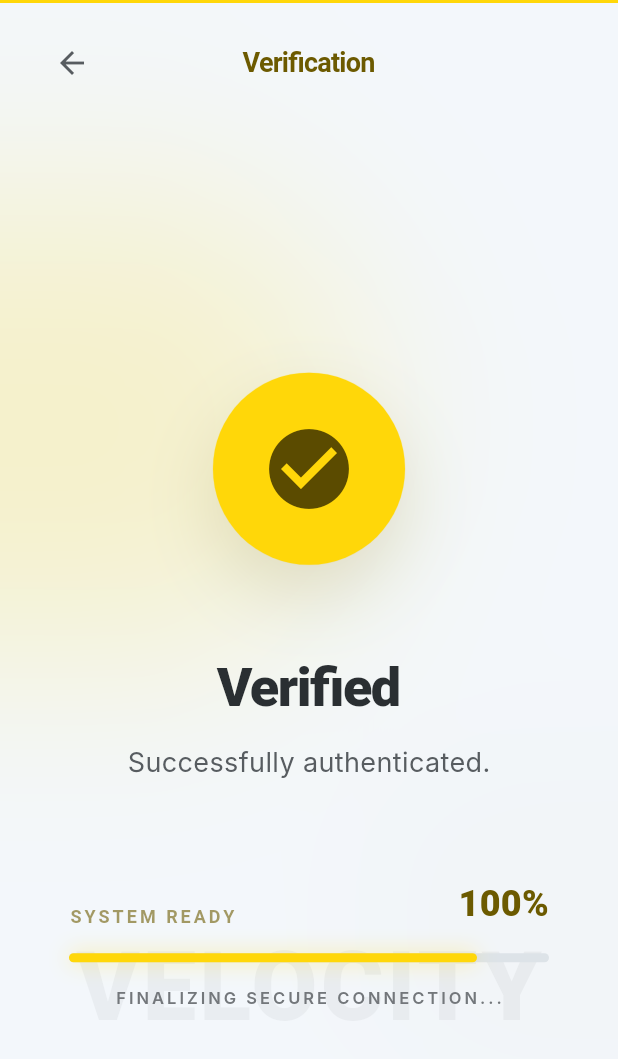
After one commit to emingarip/sports-app, a Flutter app: the VerificationSuccessScreen screen opened directly, on a phone screen of 412 x 824 dp. The commit adds this screen. Shown: the top 1059 px of the screen. Run offline on Flutter 3.47's test engine with Material 3 defaults, Android fonts, the phone set to English and light mode, and no system bars; network calls fail; Roboto replaces fonts that are missing (Inter, Lexend).

Commit message:
feat: implement Verification Success screen from Stitch and add auto-routing

```diff
--- a/lib/screens/verification_screen.dart
+++ b/lib/screens/verification_screen.dart
@@ -1,6 +1,6 @@
 import 'package:flutter/material.dart';
 import '../theme/app_theme.dart';
-import 'home_dashboard.dart';
+import 'verification_success_screen.dart';
 
 class VerificationScreen extends StatefulWidget {
   final String phoneNumber;
@@ -225,9 +225,8 @@ class _VerificationScreenState extends State<VerificationScreen> {
                             child: InkWell(
                               borderRadius: BorderRadius.circular(32),
                               onTap: _isFilled ? () {
-                                Navigator.of(context).pushAndRemoveUntil(
-                                  MaterialPageRoute(builder: (_) => const HomeDashboard()),
-                                  (route) => false,
+                                Navigator.of(context).pushReplacement(
+                                  MaterialPageRoute(builder: (_) => const VerificationSuccessScreen()),
                                 );
                               } : null,
                               child: Center(
--- /dev/null
+++ b/lib/screens/verification_success_screen.dart
@@ -0,0 +1,297 @@
+import 'package:flutter/material.dart';
+import 'dart:ui';
+import '../theme/app_theme.dart';
+import 'home_dashboard.dart';
+
+class VerificationSuccessScreen extends StatefulWidget {
+  const VerificationSuccessScreen({super.key});
+
+  @override
+  State<VerificationSuccessScreen> createState() => _VerificationSuccessScreenState();
+}
+
+class _VerificationSuccessScreenState extends State<VerificationSuccessScreen> with SingleTickerProviderStateMixin {
+  late AnimationController _pulseController;
+  late Animation<double> _pulseAnimation;
+
+  @override
+  void initState() {
+    super.initState();
+    _pulseController = AnimationController(
+      vsync: this,
+      duration: const Duration(seconds: 1),
+    )..repeat(reverse: true);
+
+    _pulseAnimation = Tween<double>(begin: 1.0, end: 1.25).animate(
+      CurvedAnimation(parent: _pulseController, curve: Curves.easeInOut),
+    );
+
+    // Auto navigate after 2.5 seconds
+    Future.delayed(const Duration(milliseconds: 2500), () {
+      if (mounted) {
+        Navigator.of(context).pushAndRemoveUntil(
+          MaterialPageRoute(builder: (_) => const HomeDashboard()),
+          (route) => false,
+        );
+      }
+    });
+  }
+
+  @override
+  void dispose() {
+    _pulseController.dispose();
+    super.dispose();
+  }
+
+  @override
+  Widget build(BuildContext context) {
+    return Scaffold(
+      backgroundColor: AppTheme.background,
+      body: SafeArea(
+        child: Stack(
+          children: [
+            // Background Orbs
+            Positioned(
+              top: MediaQuery.of(context).size.height * 0.15,
+              left: -80,
+              child: Container(
+                width: 320,
+                height: 320,
+                decoration: BoxDecoration(
+                  shape: BoxShape.circle,
+                  color: AppTheme.primaryContainer.withOpacity(0.2),
+                ),
+                child: BackdropFilter(
+                  filter: ImageFilter.blur(sigmaX: 50, sigmaY: 50),
+                  child: Container(color: Colors.transparent),
+                ),
+              ),
+            ),
+            Positioned(
+              bottom: MediaQuery.of(context).size.height * 0.1,
+              right: -80,
+              child: Container(
+                width: 256,
+                height: 256,
+                decoration: BoxDecoration(
+                  shape: BoxShape.circle,
+                  color: AppTheme.secondaryContainer.withOpacity(0.1),
+                ),
+                child: BackdropFilter(
+                  filter: ImageFilter.blur(sigmaX: 50, sigmaY: 50),
+                  child: Container(color: Colors.transparent),
+                ),
+              ),
+            ),
+
+            // Bottom "VELOCITY" Wordmark
+            Positioned(
+              bottom: 120,
+              left: 0,
+              right: 0,
+              child: Align(
+                alignment: Alignment.center,
+                child: Text(
+                  "VELOCITY",
+                  style: TextStyle(
+                    fontFamily: 'Lexend',
+                    fontSize: 64,
+                    fontWeight: FontWeight.w900,
+                    color: AppTheme.textHigh.withOpacity(0.05),
+                    letterSpacing: 2,
+                  ),
+                ),
+              ),
+            ),
+
+            Column(
+              children: [
+                // Top Accent Line
+                Container(
+                  height: 2,
+                  width: double.infinity,
+                  color: AppTheme.primaryContainer,
+                ),
+
+                // App Bar
+                Padding(
+                  padding: const EdgeInsets.symmetric(horizontal: 24, vertical: 16),
+                  child: Row(
+                    children: [
+                      IconButton(
+                        onPressed: () => Navigator.of(context).pop(),
+                        icon: const Icon(Icons.arrow_back, color: AppTheme.textMedium),
+                      ),
+                      const Expanded(
+                        child: Center(
+                          child: Text(
+                            "Verification",
+                            style: TextStyle(
+                              fontFamily: 'Lexend',
+                              fontSize: 18,
+                              fontWeight: FontWeight.bold,
+                              color: AppTheme.primary,
+                              letterSpacing: -0.5,
+                            ),
+                          ),
+                        ),
+                      ),
+                      const SizedBox(width: 48), // Balance for centering
+                    ],
+                  ),
+                ),
+
+                // Centered Content
+                Expanded(
+                  child: Center(
+                    child: Padding(
+                      padding: const EdgeInsets.symmetric(horizontal: 32),
+                      child: Column(
+                        mainAxisAlignment: MainAxisAlignment.center,
+                        children: [
+                          // Hero Animation
+                          SizedBox(
+                            width: 160,
+                            height: 160,
+                            child: Stack(
+                              alignment: Alignment.center,
+                              children: [
+                                AnimatedBuilder(
+                                  animation: _pulseAnimation,
+                                  builder: (context, child) {
+                                    return Transform.scale(
+                                      scale: _pulseAnimation.value,
+                                      child: Container(
+                                        width: 128,
+                                        height: 128,
+                                        decoration: BoxDecoration(
+                                          shape: BoxShape.circle,
+                                          color: AppTheme.primaryContainer.withOpacity(0.2),
+                                        ),
+                                      ),
+                                    );
+                                  },
+                                ),
+                                Container(
+                                  width: 128,
+                                  height: 128,
+                                  decoration: BoxDecoration(
+                                    shape: BoxShape.circle,
+                                    color: AppTheme.primaryContainer,
+                                    boxShadow: [
+                                      BoxShadow(color: AppTheme.primary.withOpacity(0.15), blurRadius: 40, offset: const Offset(0, 20)),
+                                    ],
+                                  ),
+                                  child: const Center(
+                                    child: Icon(Icons.check_circle, color: AppTheme.onPrimaryContainer, size: 64),
+                                  ),
+                                ),
+                              ],
+                            ),
+                          ),
+                          const SizedBox(height: 40),
+
+                          // Texts
+                          const Text(
+                            "Verified",
+                            style: TextStyle(
+                              fontFamily: 'Lexend',
+                              fontSize: 36,
+                              fontWeight: FontWeight.w800,
+                              color: AppTheme.textHigh,
+                              letterSpacing: -1,
+                            ),
+                          ),
+                          const SizedBox(height: 12),
+                          const Text(
+                            "Successfully authenticated.",
+                            style: TextStyle(
+                              fontFamily: 'Inter',
+                              fontSize: 18,
+                              color: AppTheme.textMedium,
+                            ),
+                          ),
+                          const SizedBox(height: 64),
+
+                          // Status Indicators
+                          SizedBox(
+                            width: 320,
+                            child: Column(
+                              children: [
+                                Row(
+                                  mainAxisAlignment: MainAxisAlignment.spaceBetween,
+                                  crossAxisAlignment: CrossAxisAlignment.end,
+                                  children: [
+                                    Text(
+                                      "SYSTEM READY",
+                                      style: TextStyle(
+                                        fontFamily: 'Lexend',
+                                        fontSize: 12,
+                                        fontWeight: FontWeight.bold,
+                                        color: AppTheme.primary.withOpacity(0.6),
+                                        letterSpacing: 2,
+                                      ),
+                                    ),
+                                    const Text(
+                                      "100%",
+                                      style: TextStyle(
+                                        fontFamily: 'Lexend',
+                                        fontSize: 24,
+                                        fontWeight: FontWeight.w900,
+                                        color: AppTheme.primary,
+                                      ),
+                                    ),
+                                  ],
+                                ),
+                                const SizedBox(height: 16),
+
+                                // Progress Bar
+                                Container(
+                                  height: 6,
+                                  width: double.infinity,
+                                  decoration: BoxDecoration(
+                                    color: AppTheme.surfaceContainerHigh,
+                                    borderRadius: BorderRadius.circular(3),
+                                  ),
+                                  child: FractionallySizedBox(
+                                    alignment: Alignment.centerLeft,
+                                    widthFactor: 0.85,
+                                    child: Container(
+                                      decoration: BoxDecoration(
+                                        color: AppTheme.primaryContainer,
+                                        borderRadius: BorderRadius.circular(3),
+                                        boxShadow: [
+                                          BoxShadow(color: AppTheme.primaryContainer.withOpacity(0.4), blurRadius: 12),
+                                        ],
+                                      ),
+                                    ),
+                                  ),
+                                ),
+                                const SizedBox(height: 16),
+
+                                const Text(
+                                  "FINALIZING SECURE CONNECTION...",
+                                  style: TextStyle(
+                                    fontFamily: 'Inter',
+                                    fontSize: 11,
+                                    fontWeight: FontWeight.w600,
+                                    color: AppTheme.textLow,
+                                    letterSpacing: 2,
+                                  ),
+                                )
+                              ],
+                            ),
+                          )
+                        ],
+                      ),
+                    ),
+                  ),
+                ),
+              ],
+            ),
+          ],
+        ),
+      ),
+    );
+  }
+}
```
